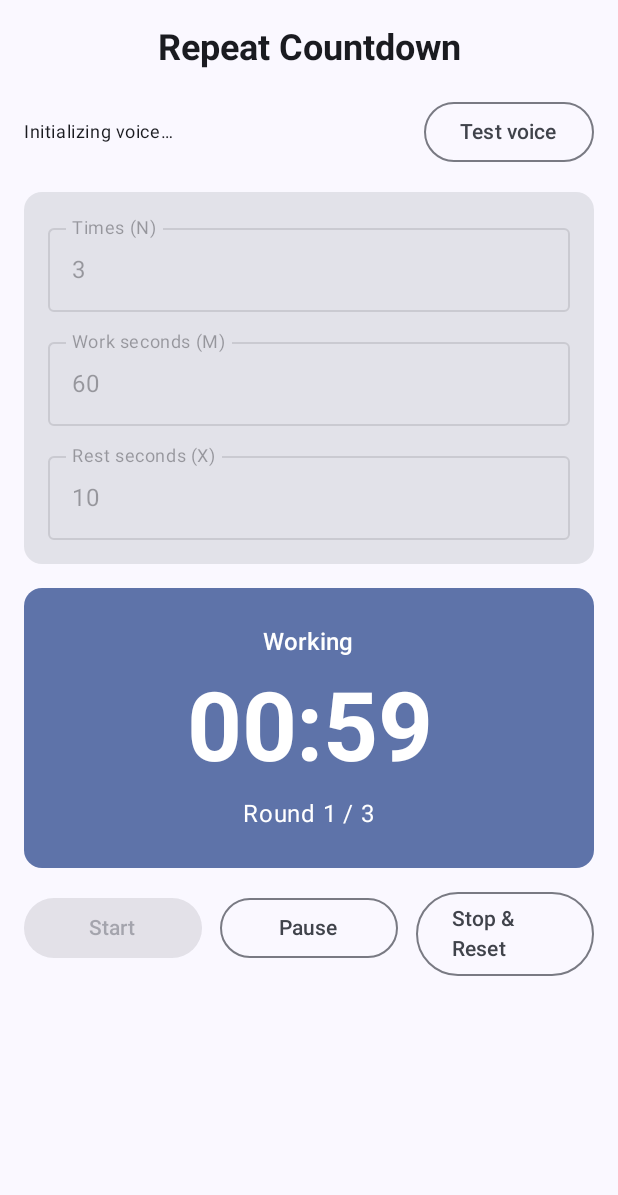
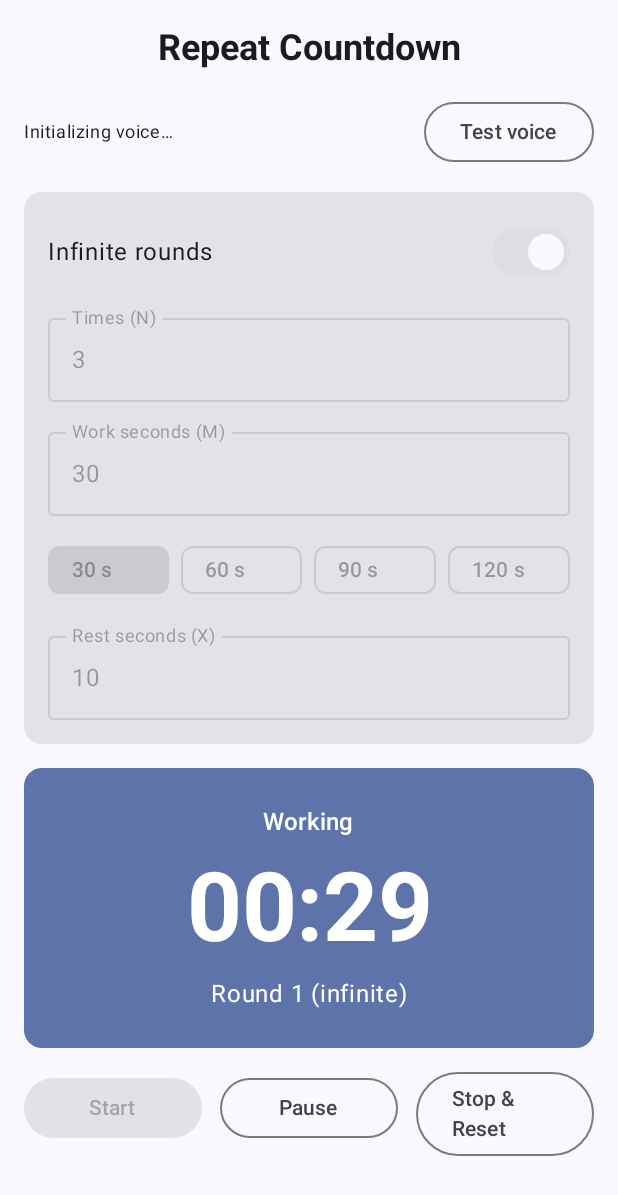
Before and after one commit to qlong8807/atools, an Android app built with Jetpack Compose: the composable CountdownScreen shown on its own in the app's theme, after a tap on "Start", on a phone screen of 412 x 824 dp. Shown: the top 1195 px of the screen. Run offline under Robolectric (Android 15) with nearby library versions, the phone set to English and light mode, and no system bars.

Commit message:
feat: quick duration chips, infinite rounds, round announcement

```diff
--- a/app/build.gradle.kts
+++ b/app/build.gradle.kts
@@ -13,8 +13,8 @@ android {
         minSdk = libs.versions.android.minSdk.get().toInt()
         targetSdk = libs.versions.android.targetSdk.get().toInt()
         applicationId = "com.atools.app"
-        versionCode = 2
-        versionName = "1.0.1"
+        versionCode = 3
+        versionName = "1.0.2"
     }
 
     buildFeatures {
--- a/app/src/main/java/com/atools/app/ui/countdown/CountdownScreen.kt
+++ b/app/src/main/java/com/atools/app/ui/countdown/CountdownScreen.kt
@@ -13,6 +13,8 @@ import androidx.compose.foundation.text.KeyboardOptions
 import androidx.compose.foundation.verticalScroll
 import androidx.compose.material3.Button
 import androidx.compose.material3.Card
+import androidx.compose.material3.FilterChip
+import androidx.compose.material3.Switch
 import androidx.compose.material3.CardDefaults
 import androidx.compose.material3.MaterialTheme
 import androidx.compose.material3.OutlinedButton
@@ -100,13 +102,28 @@ fun CountdownScreen(
                 modifier = Modifier.padding(16.dp),
                 verticalArrangement = Arrangement.spacedBy(12.dp),
             ) {
+                Row(
+                    modifier = Modifier.fillMaxWidth(),
+                    verticalAlignment = Alignment.CenterVertically,
+                ) {
+                    Text(
+                        text = context.getString(R.string.label_infinite),
+                        style = MaterialTheme.typography.bodyLarge,
+                        modifier = Modifier.weight(1f),
+                    )
+                    Switch(
+                        checked = uiState.isInfinite,
+                        onCheckedChange = viewModel::onInfiniteChange,
+                        enabled = !uiState.isRunning,
+                    )
+                }
                 OutlinedTextField(
                     value = uiState.repeatCount,
                     onValueChange = viewModel::onRepeatCountChange,
                     label = { Text(context.getString(R.string.label_repeat_count)) },
                     keyboardOptions = KeyboardOptions(keyboardType = KeyboardType.Number),
                     singleLine = true,
-                    enabled = !uiState.isRunning,
+                    enabled = !uiState.isRunning && !uiState.isInfinite,
                     modifier = Modifier.fillMaxWidth(),
                 )
                 OutlinedTextField(
@@ -118,6 +135,20 @@ fun CountdownScreen(
                     enabled = !uiState.isRunning,
                     modifier = Modifier.fillMaxWidth(),
                 )
+                Row(
+                    modifier = Modifier.fillMaxWidth(),
+                    horizontalArrangement = Arrangement.spacedBy(8.dp),
+                ) {
+                    listOf("30", "60", "90", "120").forEach { seconds ->
+                        FilterChip(
+                            selected = uiState.workSeconds == seconds,
+                            onClick = { viewModel.onWorkSecondsChange(seconds) },
+                            label = { Text("$seconds s") },
+                            enabled = !uiState.isRunning,
+                            modifier = Modifier.weight(1f),
+                        )
+                    }
+                }
                 OutlinedTextField(
                     value = uiState.restSeconds,
                     onValueChange = viewModel::onRestSecondsChange,
@@ -163,12 +194,17 @@ fun CountdownScreen(
                     color = MaterialTheme.colorScheme.onPrimaryContainer,
                 )
                 if (uiState.currentRound > 0) {
-                    Text(
-                        text = context.getString(
+                    val roundText = if (uiState.isInfinite) {
+                        context.getString(R.string.round_info_infinite, uiState.currentRound)
+                    } else {
+                        context.getString(
                             R.string.round_info,
                             uiState.currentRound,
                             uiState.repeatCount.toIntOrNull() ?: uiState.currentRound,
-                        ),
+                        )
+                    }
+                    Text(
+                        text = roundText,
                         style = MaterialTheme.typography.bodyLarge,
                         color = MaterialTheme.colorScheme.onPrimaryContainer,
                     )
--- a/app/src/main/java/com/atools/app/ui/countdown/CountdownViewModel.kt
+++ b/app/src/main/java/com/atools/app/ui/countdown/CountdownViewModel.kt
@@ -32,7 +32,8 @@ enum class TtsStatus {
 
 data class CountdownUiState(
     val repeatCount: String = "3",
-    val workSeconds: String = "60",
+    val isInfinite: Boolean = true,
+    val workSeconds: String = "30",
     val restSeconds: String = "10",
     val phase: CountdownPhase = CountdownPhase.IDLE,
     val currentRound: Int = 0,
@@ -145,6 +146,10 @@ class CountdownViewModel(
         _uiState.update { it.copy(repeatCount = value) }
     }
 
+    fun onInfiniteChange(value: Boolean) {
+        _uiState.update { it.copy(isInfinite = value) }
+    }
+
     fun onWorkSecondsChange(value: String) {
         _uiState.update { it.copy(workSeconds = value) }
     }
@@ -163,7 +168,7 @@ class CountdownViewModel(
 
     fun start() {
         val state = _uiState.value
-        val count = state.repeatCount.toIntOrNull()
+        val count = if (state.isInfinite) Int.MAX_VALUE else state.repeatCount.toIntOrNull()
         val work = state.workSeconds.toIntOrNull()
         val rest = state.restSeconds.toIntOrNull()
         if (count == null || count <= 0 || work == null || work <= 0 || rest == null || rest <= 0) {
--- a/app/src/main/res/values/strings.xml
+++ b/app/src/main/res/values/strings.xml
@@ -15,6 +15,8 @@
     <string name="resume">Resume</string>
     <string name="stop_reset">Stop &amp; Reset</string>
     <string name="round_info">Round %1$d / %2$d</string>
+    <string name="round_info_infinite">Round %1$d (infinite)</string>
+    <string name="label_infinite">Infinite rounds</string>
     <string name="phase_work">Working</string>
     <string name="phase_rest">Resting</string>
     <string name="phase_idle">Ready</string>
@@ -27,5 +29,5 @@
     <string name="tts_test">Test voice</string>
     <string name="tts_test_text">Voice test, countdown is ready</string>
     <string name="tts_unavailable_hint">No Chinese voice data found. Install a TTS voice pack in system settings.</string>
-    <string name="announce_round_complete">Round %1$d of %2$d seconds completed</string>
+    <string name="announce_round_complete">Round %1$d, %2$d seconds completed</string>
 </resources>
```
Also changed, not shown: 1 other file.
